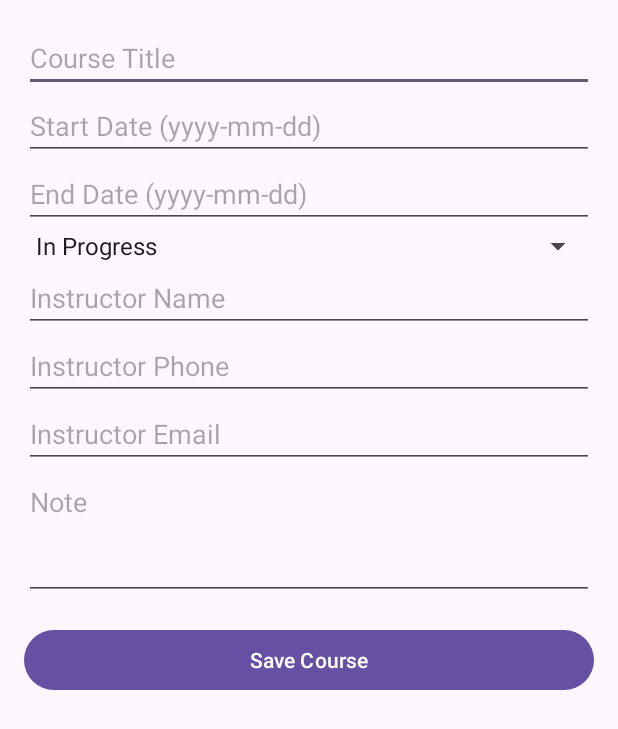
After one commit to ali-mohammed200/uni_scheduler_app, an Android app: the AddCourseActivity screen opened directly, with no data from a screen before it, on a phone screen of 412 x 824 dp. The commit adds this screen. Shown: the top 729 px of the screen. Run offline under Robolectric (Android 15) with nearby library versions, the phone set to English and light mode, and no system bars.

Commit message:
Add Course

```diff
--- a/app/src/main/AndroidManifest.xml
+++ b/app/src/main/AndroidManifest.xml
@@ -47,6 +47,12 @@
             android:label="@string/app_name"
             android:theme="@style/Theme.MyTestApplication" >
         </activity>
+        <activity
+            android:name=".AddCourseActivity"
+            android:exported="true"
+            android:label="@string/app_name"
+            android:theme="@style/Theme.MyTestApplication" >
+        </activity>
     </application>
 
 </manifest>
--- /dev/null
+++ b/app/src/main/java/com/example/mytestapplication/AddCourseActivity.java
@@ -0,0 +1,84 @@
+package com.example.mytestapplication;
+
+import android.content.ContentValues;
+import android.database.sqlite.SQLiteDatabase;
+import android.os.Bundle;
+import android.widget.ArrayAdapter;
+import android.widget.Button;
+import android.widget.EditText;
+import android.widget.Spinner;
+import android.widget.Toast;
+
+import androidx.appcompat.app.AppCompatActivity;
+
+import com.example.mytestapplication.database.DatabaseHelper;
+
+public class AddCourseActivity extends AppCompatActivity {
+
+    private EditText titleInput, startDateInput, endDateInput, instructorNameInput,
+            instructorPhoneInput, instructorEmailInput, noteInput;
+    private Spinner statusSpinner;
+    private int termId = 1; // You can later pass this dynamically
+
+    @Override
+    protected void onCreate(Bundle savedInstanceState) {
+        super.onCreate(savedInstanceState);
+        setContentView(R.layout.activity_add_course);
+
+        titleInput = findViewById(R.id.inputCourseTitle);
+        startDateInput = findViewById(R.id.inputStartDate);
+        endDateInput = findViewById(R.id.inputEndDate);
+        instructorNameInput = findViewById(R.id.inputInstructorName);
+        instructorPhoneInput = findViewById(R.id.inputInstructorPhone);
+        instructorEmailInput = findViewById(R.id.inputInstructorEmail);
+        noteInput = findViewById(R.id.inputNote);
+        statusSpinner = findViewById(R.id.spinnerStatus);
+        Button saveButton = findViewById(R.id.buttonSaveCourse);
+
+        // Setup status dropdown
+        ArrayAdapter<CharSequence> adapter = ArrayAdapter.createFromResource(
+                this,
+                R.array.course_status_array,
+                android.R.layout.simple_spinner_item
+        );
+        adapter.setDropDownViewResource(android.R.layout.simple_spinner_dropdown_item);
+        statusSpinner.setAdapter(adapter);
+
+        saveButton.setOnClickListener(v -> {
+            saveCourse();
+        });
+    }
+
+    private void saveCourse() {
+        String title = titleInput.getText().toString();
+        String start = startDateInput.getText().toString();
+        String end = endDateInput.getText().toString();
+        String status = statusSpinner.getSelectedItem().toString();
+        String instructorName = instructorNameInput.getText().toString();
+        String instructorPhone = instructorPhoneInput.getText().toString();
+        String instructorEmail = instructorEmailInput.getText().toString();
+        String note = noteInput.getText().toString();
+
+        DatabaseHelper dbHelper = new DatabaseHelper(this);
+        SQLiteDatabase db = dbHelper.getWritableDatabase();
+
+        ContentValues values = new ContentValues();
+        values.put("term_id", termId); // hardcoded for now
+        values.put("title", title);
+        values.put("start_date", start);
+        values.put("end_date", end);
+        values.put("status", status);
+        values.put("instructor_name", instructorName);
+        values.put("instructor_phone", instructorPhone);
+        values.put("instructor_email", instructorEmail);
+        values.put("note", note);
+
+        long newRowId = db.insert("courses", null, values);
+        if (newRowId != -1) {
+            Toast.makeText(this, "Course added", Toast.LENGTH_SHORT).show();
+            finish(); // close activity
+        } else {
+            Toast.makeText(this, "Failed to add course", Toast.LENGTH_SHORT).show();
+        }
+    }
+}
--- /dev/null
+++ b/app/src/main/res/layout/activity_add_course.xml
@@ -0,0 +1,70 @@
+<?xml version="1.0" encoding="utf-8"?>
+<ScrollView xmlns:android="http://schemas.android.com/apk/res/android"
+    android:layout_width="match_parent"
+    android:layout_height="match_parent"
+    android:padding="16dp">
+
+    <LinearLayout
+        android:layout_width="match_parent"
+        android:layout_height="wrap_content"
+        android:orientation="vertical">
+
+        <EditText
+            android:id="@+id/inputCourseTitle"
+            android:layout_width="match_parent"
+            android:layout_height="wrap_content"
+            android:hint="Course Title" />
+
+        <EditText
+            android:id="@+id/inputStartDate"
+            android:layout_width="match_parent"
+            android:layout_height="wrap_content"
+            android:hint="Start Date (yyyy-mm-dd)" />
+
+        <EditText
+            android:id="@+id/inputEndDate"
+            android:layout_width="match_parent"
+            android:layout_height="wrap_content"
+            android:hint="End Date (yyyy-mm-dd)" />
+
+        <Spinner
+            android:id="@+id/spinnerStatus"
+            android:layout_width="match_parent"
+            android:layout_height="wrap_content" />
+
+        <EditText
+            android:id="@+id/inputInstructorName"
+            android:layout_width="match_parent"
+            android:layout_height="wrap_content"
+            android:hint="Instructor Name" />
+
+        <EditText
+            android:id="@+id/inputInstructorPhone"
+            android:layout_width="match_parent"
+            android:layout_height="wrap_content"
+            android:hint="Instructor Phone" />
+
+        <EditText
+            android:id="@+id/inputInstructorEmail"
+            android:layout_width="match_parent"
+            android:layout_height="wrap_content"
+            android:hint="Instructor Email" />
+
+        <EditText
+            android:id="@+id/inputNote"
+            android:layout_width="match_parent"
+            android:layout_height="wrap_content"
+            android:hint="Note"
+            android:minLines="3"
+            android:gravity="top"
+            android:inputType="textMultiLine" />
+
+        <Button
+            android:id="@+id/buttonSaveCourse"
+            android:layout_width="match_parent"
+            android:layout_height="wrap_content"
+            android:text="Save Course"
+            android:layout_marginTop="16dp" />
+
+    </LinearLayout>
+</ScrollView>
--- a/app/src/main/res/values/strings.xml
+++ b/app/src/main/res/values/strings.xml
@@ -55,4 +55,11 @@
         vestibulum. Fusce dictum libero quis erat maximus, vitae volutpat diam dignissim.
     </string>
     <string name="title_activity_home_empty">HomeEmptyActivity</string>
+    <string-array name="course_status_array">
+        <item>In Progress</item>
+        <item>Completed</item>
+        <item>Dropped</item>
+        <item>Plan to Take</item>
+    </string-array>
+<!-- TODO: CLEAN UP THIS FILE-->
 </resources>
```
Also changed, not shown: app/src/main/java/com/example/mytestapplication/CoursesActivity.java (+8 -6 lines), app/src/main/res/drawable/add_icon.xml (added, +7 -0 lines), app/src/main/res/layout/activity_courses.xml (+14 -0 lines).
